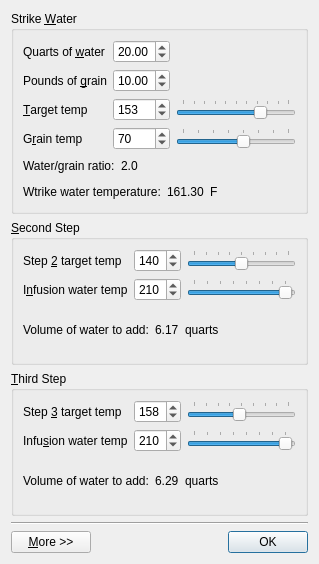
First picture: the form in src/mashwatertool.ui, repository mattcaron/qbrew, before the edit.
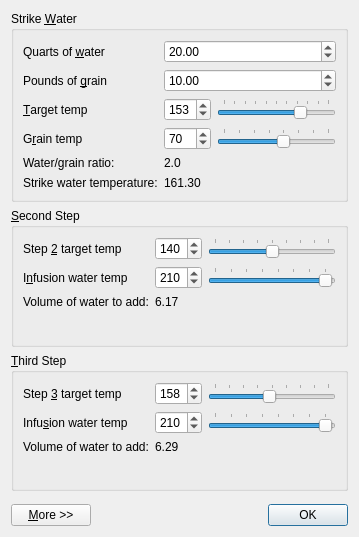
Second picture: the form after the edit.

Commit message: Use form layouts; additional icon work

What changed in the file:
```diff
--- a/src/mashwatertool.ui
+++ b/src/mashwatertool.ui
@@ -1,29 +1,27 @@
 <ui version="4.0" >
  <class>MashWaterDialog</class>
- <widget class="QDialog" name="MashWaterDialog" >
-  <property name="geometry" >
+ <widget class="QDialog" name="MashWaterDialog">
+  <property name="geometry">
    <rect>
     <x>0</x>
     <y>0</y>
-    <width>319</width>
-    <height>564</height>
+    <width>359</width>
+    <height>537</height>
    </rect>
   </property>
   <property name="windowTitle" >
    <string>Mash Water Tool</string>
   </property>
-  <layout class="QVBoxLayout" name="verticalLayout_4" >
+  <layout class="QVBoxLayout" name="verticalLayout">
    <item>
-    <widget class="QGroupBox" name="strikeWaterGroupBox" >
-     <property name="title" >
+    <widget class="QGroupBox" name="strikeWaterGroupBox">
+     <property name="title">
       <string>Strike &amp;Water</string>
      </property>
-     <layout class="QVBoxLayout" name="verticalLayout" >
-      <item>
-       <layout class="QGridLayout" name="gridLayout" >
-        <item row="0" column="0" >
-         <widget class="QLabel" name="strikeWaterVolumeLabel" >
-          <property name="text" >
+     <layout class="QFormLayout" name="formLayout">
+      <item row="0" column="0">
+       <widget class="QLabel" name="strikeWaterVolumeLabel">
+        <property name="text">
            <string>Quarts of &amp;water</string>
           </property>
           <property name="buddy" >
@@ -31,9 +29,9 @@
           </property>
          </widget>
         </item>
-        <item row="0" column="1" >
-         <widget class="QDoubleSpinBox" name="strikeWaterVolumeDoubleSpinBox" >
-          <property name="sizeIncrement" >
+      <item row="0" column="1">
+       <widget class="QDoubleSpinBox" name="strikeWaterVolumeDoubleSpinBox">
+        <property name="sizeIncrement">
            <size>
             <width>0</width>
             <height>0</height>
@@ -53,22 +51,9 @@
           </property>
          </widget>
         </item>
-        <item row="0" column="2" >
-         <spacer>
-          <property name="orientation" >
-           <enum>Qt::Horizontal</enum>
-          </property>
-          <property name="sizeHint" stdset="0" >
-           <size>
-            <width>40</width>
-            <height>20</height>
-           </size>
-          </property>
-         </spacer>
-        </item>
-        <item row="1" column="0" >
-         <widget class="QLabel" name="grainMassLabel" >
-          <property name="text" >
+      <item row="1" column="0">
+       <widget class="QLabel" name="grainMassLabel">
+        <property name="text">
            <string>Pounds of &amp;grain</string>
           </property>
           <property name="buddy" >
@@ -76,9 +61,9 @@
           </property>
          </widget>
         </item>
-        <item row="1" column="1" >
-         <widget class="QDoubleSpinBox" name="grainMassDoubleSpinBox" >
-          <property name="minimum" >
+      <item row="1" column="1">
+       <widget class="QDoubleSpinBox" name="grainMassDoubleSpinBox">
+        <property name="minimum">
            <double>0.250000000000000</double>
           </property>
           <property name="maximum" >
@@ -92,22 +77,9 @@
           </property>
          </widget>
         </item>
-        <item row="1" column="2" >
-         <spacer>
-          <property name="orientation" >
-           <enum>Qt::Horizontal</enum>
-          </property>
-          <property name="sizeHint" stdset="0" >
-           <size>
-            <width>76</width>
-            <height>20</height>
-           </size>
-          </property>
-         </spacer>
-        </item>
-        <item row="2" column="0" >
-         <widget class="QLabel" name="targetTempLabel" >
-          <property name="text" >
+      <item row="2" column="0">
+       <widget class="QLabel" name="targetTempLabel">
+        <property name="text">
            <string>&amp;Target temp</string>
           </property>
           <property name="buddy" >
@@ -115,9 +87,11 @@
           </property>
          </widget>
         </item>
-        <item row="2" column="1" >
-         <widget class="QSpinBox" name="targetStrikeTempSpinBox" >
-          <property name="minimum" >
+      <item row="2" column="1">
+       <layout class="QHBoxLayout" name="horizontalLayout_2">
+        <item>
+         <widget class="QSpinBox" name="targetStrikeTempSpinBox">
+          <property name="minimum">
            <number>80</number>
           </property>
           <property name="maximum" >
@@ -128,9 +102,9 @@
           </property>
          </widget>
         </item>
-        <item row="2" column="2" >
-         <widget class="QSlider" name="targetStrikeTempSlider" >
-          <property name="minimumSize" >
+        <item>
+         <widget class="QSlider" name="targetStrikeTempSlider">
+          <property name="minimumSize">
            <size>
             <width>100</width>
             <height>0</height>
@@ -153,9 +127,11 @@
           </property>
          </widget>
         </item>
-        <item row="3" column="0" >
-         <widget class="QLabel" name="grainTempLabel" >
-          <property name="text" >
+       </layout>
+      </item>
+      <item row="3" column="0">
+       <widget class="QLabel" name="grainTempLabel">
+        <property name="text">
            <string>G&amp;rain temp</string>
           </property>
           <property name="buddy" >
@@ -163,9 +139,11 @@
           </property>
          </widget>
         </item>
-        <item row="3" column="1" >
-         <widget class="QSpinBox" name="grainTempSpinBox" >
-          <property name="minimum" >
+      <item row="3" column="1">
+       <layout class="QHBoxLayout" name="horizontalLayout_3">
+        <item>
+         <widget class="QSpinBox" name="grainTempSpinBox">
+          <property name="minimum">
            <number>32</number>
           </property>
           <property name="maximum" >
@@ -176,9 +154,9 @@
           </property>
          </widget>
         </item>
-        <item row="3" column="2" >
-         <widget class="QSlider" name="grainTempSlider" >
-          <property name="minimumSize" >
+        <item>
+         <widget class="QSlider" name="grainTempSlider">
+          <property name="minimumSize">
            <size>
             <width>100</width>
             <height>0</height>
@@ -203,11 +181,9 @@
         </item>
        </layout>
       </item>
-      <item>
-       <layout class="QHBoxLayout" >
-        <item>
-         <widget class="QLabel" name="ratioLabelLabel" >
-          <property name="text" >
+      <item row="4" column="0">
+       <widget class="QLabel" name="ratioLabelLabel">
+        <property name="text">
            <string>Water/grain ratio:</string>
           </property>
           <property name="alignment" >
@@ -215,9 +191,9 @@
           </property>
          </widget>
         </item>
-        <item>
-         <widget class="QLabel" name="ratioLabel" >
-          <property name="font" >
+      <item row="4" column="1">
+       <widget class="QLabel" name="ratioLabel">
+        <property name="font">
            <font>
             <weight>50</weight>
             <bold>false</bold>
@@ -231,36 +207,19 @@
           </property>
          </widget>
         </item>
-        <item>
-         <spacer>
-          <property name="orientation" >
-           <enum>Qt::Horizontal</enum>
-          </property>
-          <property name="sizeHint" stdset="0" >
-           <size>
-            <width>40</width>
-            <height>20</height>
-           </size>
-          </property>
-         </spacer>
-        </item>
-       </layout>
-      </item>
-      <item>
-       <layout class="QHBoxLayout" >
-        <item>
-         <widget class="QLabel" name="strikeWaterTempLabelLabel" >
-          <property name="text" >
-           <string>Wtrike water temperature:</string>
-          </property>
-          <property name="alignment" >
+      <item row="5" column="0">
+       <widget class="QLabel" name="strikeWaterTempLabelLabel">
+        <property name="text">
+         <string>Strike water temperature:</string>
+        </property>
+        <property name="alignment">
            <set>Qt::AlignLeading|Qt::AlignLeft|Qt::AlignVCenter</set>
           </property>
          </widget>
         </item>
-        <item>
-         <widget class="QLabel" name="strikeWaterTempLabel" >
-          <property name="font" >
+      <item row="5" column="1">
+       <widget class="QLabel" name="strikeWaterTempLabel">
+        <property name="font">
            <font>
             <pointsize>9</pointsize>
             <weight>50</weight>
@@ -287,42 +246,18 @@
           </property>
          </widget>
         </item>
-        <item>
-         <widget class="QLabel" name="tempUnitsLabel" >
-          <property name="text" >
-           <string>F</string>
-          </property>
-         </widget>
-        </item>
-        <item>
-         <spacer>
-          <property name="orientation" >
-           <enum>Qt::Horizontal</enum>
-          </property>
-          <property name="sizeHint" stdset="0" >
-           <size>
-            <width>40</width>
-            <height>20</height>
-           </size>
-          </property>
-         </spacer>
-        </item>
-       </layout>
-      </item>
-     </layout>
+     </layout>
     </widget>
    </item>
    <item>
-    <widget class="QGroupBox" name="secondStepGroupBox" >
-     <property name="title" >
+    <widget class="QGroupBox" name="secondStepGroupBox">
+     <property name="title">
       <string>&amp;Second Step</string>
      </property>
-     <layout class="QVBoxLayout" name="verticalLayout_3" >
-      <item>
-       <layout class="QGridLayout" name="gridLayout_2" >
-        <item row="0" column="0" >
-         <widget class="QLabel" name="step2TargetTempLabel" >
-          <property name="text" >
+     <layout class="QFormLayout" name="formLayout_2">
+      <item row="0" column="0">
+       <widget class="QLabel" name="step2TargetTempLabel">
+        <property name="text">
            <string>Step &amp;2 target temp</string>
           </property>
           <property name="buddy" >
@@ -330,9 +265,11 @@
           </property>
          </widget>
         </item>
-        <item row="0" column="1" >
-         <widget class="QSpinBox" name="step2TargetTempSpinBox" >
-          <property name="minimum" >
+      <item row="0" column="1">
+       <layout class="QHBoxLayout" name="horizontalLayout_4">
+        <item>
+         <widget class="QSpinBox" name="step2TargetTempSpinBox">
+          <property name="minimum">
            <number>100</number>
           </property>
           <property name="maximum" >
@@ -343,9 +280,9 @@
           </property>
          </widget>
         </item>
-        <item row="0" column="2" >
-         <widget class="QSlider" name="step2TargetTempSlider" >
-          <property name="minimumSize" >
+        <item>
+         <widget class="QSlider" name="step2TargetTempSlider">
+          <property name="minimumSize">
            <size>
             <width>80</width>
             <height>0</height>
@@ -368,9 +305,11 @@
           </property>
          </widget>
         </item>
-        <item row="1" column="0" >
-         <widget class="QLabel" name="step2WaterTempLabel" >
-          <property name="text" >
+       </layout>
+      </item>
+      <item row="1" column="0">
+       <widget class="QLabel" name="step2WaterTempLabel">
+        <property name="text">
            <string>I&amp;nfusion water temp</string>
           </property>
           <property name="buddy" >
@@ -378,9 +317,11 @@
           </property>
          </widget>
         </item>
-        <item row="1" column="1" >
-         <widget class="QSpinBox" name="step2WaterTempSpinBox" >
-          <property name="minimum" >
+      <item row="1" column="1">
+       <layout class="QHBoxLayout" name="horizontalLayout_5">
+        <item>
+         <widget class="QSpinBox" name="step2WaterTempSpinBox">
+          <property name="minimum">
            <number>140</number>
           </property>
           <property name="maximum" >
@@ -391,9 +332,9 @@
           </property>
          </widget>
         </item>
-        <item row="1" column="2" >
-         <widget class="QSlider" name="step2WaterTempSlider" >
-          <property name="minimumSize" >
+        <item>
+         <widget class="QSlider" name="step2WaterTempSlider">
+          <property name="minimumSize">
            <size>
             <width>80</width>
             <height>0</height>
@@ -418,58 +359,32 @@
         </item>
        </layout>
       </item>
-      <item>
-       <layout class="QHBoxLayout" >
-        <item>
-         <widget class="QLabel" name="step2WaterVolumeLabeLabel" >
-          <property name="text" >
-           <string>Volume of water to add:</string>
-          </property>
-         </widget>
-        </item>
-        <item>
-         <widget class="QLabel" name="step2WaterVolumeLabel" >
-          <property name="text" >
+      <item row="2" column="1">
+       <widget class="QLabel" name="step2WaterVolumeLabel">
+        <property name="text">
            <string>6.17</string>
           </property>
          </widget>
         </item>
-        <item>
-         <widget class="QLabel" name="step2WaterVolumeUnitsLabel" >
-          <property name="text" >
-           <string>quarts</string>
+      <item row="2" column="0">
+       <widget class="QLabel" name="step2WaterVolumeLabeLabel">
+        <property name="text">
+         <string>Volume of water to add:</string>
           </property>
          </widget>
         </item>
-        <item>
-         <spacer>
-          <property name="orientation" >
-           <enum>Qt::Horizontal</enum>
-          </property>
-          <property name="sizeHint" stdset="0" >
-           <size>
-            <width>40</width>
-            <height>20</height>
-           </size>
-          </property>
-         </spacer>
-        </item>
-       </layout>
-      </item>
-     </layout>
+     </layout>
     </widget>
    </item>
    <item>
-    <widget class="QGroupBox" name="thirdStepGroupBox" >
-     <property name="title" >
+    <widget class="QGroupBox" name="thirdStepGroupBox">
+     <property name="title">
       <string>&amp;Third Step</string>
      </property>
-     <layout class="QVBoxLayout" name="verticalLayout_2" >
-      <item>
-       <layout class="QGridLayout" name="gridLayout_3" >
-        <item row="0" column="0" >
-         <widget class="QLabel" name="step3TargetTempLabel" >
-          <property name="text" >
+     <layout class="QFormLayout" name="formLayout_3">
+      <item row="0" column="0">
+       <widget class="QLabel" name="step3TargetTempLabel">
+        <property name="text">
            <string>Step &amp;3 target temp</string>
           </property>
           <property name="buddy" >
@@ -477,9 +392,11 @@
           </property>
          </widget>
         </item>
-        <item row="0" column="1" >
-         <widget class="QSpinBox" name="step3TargetTempSpinBox" >
-          <property name="minimum" >
+      <item row="0" column="1">
+       <layout class="QHBoxLayout" name="horizontalLayout_7">
+        <item>
+         <widget class="QSpinBox" name="step3TargetTempSpinBox">
+          <property name="minimum">
            <number>120</number>
           </property>
           <property name="maximum" >
@@ -490,9 +407,9 @@
           </property>
          </widget>
         </item>
-        <item row="0" column="2" >
-         <widget class="QSlider" name="step3TargetTempSlider" >
-          <property name="minimumSize" >
+        <item>
+         <widget class="QSlider" name="step3TargetTempSlider">
+          <property name="minimumSize">
            <size>
             <width>80</width>
             <height>0</height>
@@ -515,9 +432,11 @@
           </property>
          </widget>
         </item>
-        <item row="1" column="0" >
-         <widget class="QLabel" name="step3WaterTempLabel" >
-          <property name="text" >
+       </layout>
+      </item>
+      <item row="1" column="0">
+       <widget class="QLabel" name="step3WaterTempLabel">
+        <property name="text">
            <string>Infu&amp;sion water temp</string>
           </property>
           <property name="buddy" >
@@ -525,9 +444,11 @@
           </property>
          </widget>
         </item>
-        <item row="1" column="1" >
-         <widget class="QSpinBox" name="step3WaterTempSpinBox" >
-          <property name="minimum" >
+      <item row="1" column="1">
+       <layout class="QHBoxLayout" name="horizontalLayout_6">
+        <item>
+         <widget class="QSpinBox" name="step3WaterTempSpinBox">
+          <property name="minimum">
            <number>140</number>
           </property>
           <property name="maximum" >
@@ -538,9 +459,9 @@
           </property>
          </widget>
         </item>
-        <item row="1" column="2" >
-         <widget class="QSlider" name="step3WaterTempSlider" >
-          <property name="minimumSize" >
+        <item>
+         <widget class="QSlider" name="step3WaterTempSlider">
+          <property name="minimumSize">
            <size>
             <width>80</width>
             <height>0</height>
@@ -565,72 +486,51 @@
         </item>
        </layout>
       </item>
-      <item>
-       <layout class="QHBoxLayout" >
-        <item>
-         <widget class="QLabel" name="step3WaterVolumeLabelLabel" >
-          <property name="text" >
+      <item row="2" column="0">
+       <widget class="QLabel" name="step3WaterVolumeLabelLabel">
+        <property name="text">
            <string>Volume of water to add:</string>
           </property>
          </widget>
         </item>
-        <item>
-         <widget class="QLabel" name="step3WaterVolumeLabel" >
-          <property name="text" >
+      <item row="2" column="1">
+       <widget class="QLabel" name="step3WaterVolumeLabel">
+        <property name="text">
            <string>6.29</string>
           </property>
          </widget>
         </item>
-        <item>
-         <widget class="QLabel" name="step3WaterVolumeUnitsLabel" >
-          <property name="text" >
-           <string>quarts</string>
-          </property>
+     </layout>
          </widget>
         </item>
         <item>
-         <spacer>
-          <property name="orientation" >
-           <enum>Qt::Horizontal</enum>
-          </property>
-          <property name="sizeHint" stdset="0" >
-           <size>
-            <width>40</width>
-            <height>20</height>
-           </size>
+    <spacer name="verticalSpacer">
+     <property name="orientation">
+      <enum>Qt::Vertical</enum>
           </property>
          </spacer>
         </item>
-       </layout>
-      </item>
-     </layout>
-    </widget>
-   </item>
    <item>
-    <widget class="Line" name="line" >
-     <property name="orientation" >
-      <enum>Qt::Horizontal</enum>
-     </property>
-    </widget>
-   </item>
+    <layout class="QHBoxLayout" name="horizontalLayout">
    <item>
-    <layout class="QHBoxLayout" >
-     <item>
-      <widget class="QPushButton" name="moreButton" >
-       <property name="text" >
-        <string>&amp;More >></string>
+      <widget class="QPushButton" name="moreButton">
+       <property name="text">
+        <string>&amp;More &gt;&gt;</string>
        </property>
        <property name="checkable" >
         <bool>true</bool>
        </property>
+       <property name="checked">
+        <bool>false</bool>
+       </property>
       </widget>
      </item>
      <item>
-      <spacer>
-       <property name="orientation" >
+      <spacer name="horizontalSpacer">
+       <property name="orientation">
         <enum>Qt::Horizontal</enum>
        </property>
-       <property name="sizeHint" stdset="0" >
+       <property name="sizeHint" stdset="0">
         <size>
          <width>40</width>
          <height>20</height>
@@ -639,8 +539,11 @@
       </spacer>
      </item>
      <item>
-      <widget class="QDialogButtonBox" name="buttonBox" >
-       <property name="standardButtons" >
+      <widget class="QDialogButtonBox" name="buttonBox">
+       <property name="orientation">
+        <enum>Qt::Horizontal</enum>
+       </property>
+       <property name="standardButtons">
         <set>QDialogButtonBox::Ok</set>
        </property>
       </widget>
```
Left out of the diff: 389 changed lines with no effect on the pictures. Lines whose indentation alone changed are shown as unchanged. The commit also changes 12 other files.
